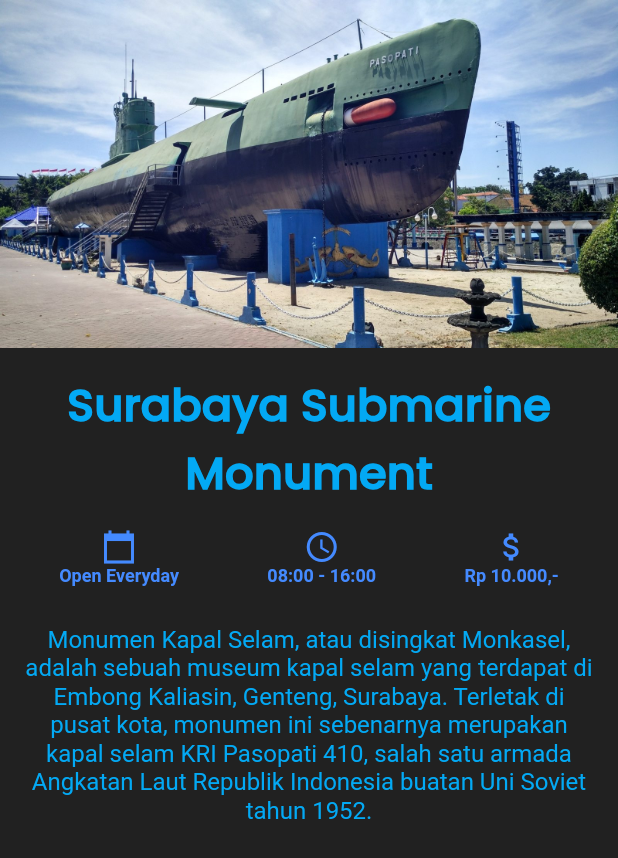
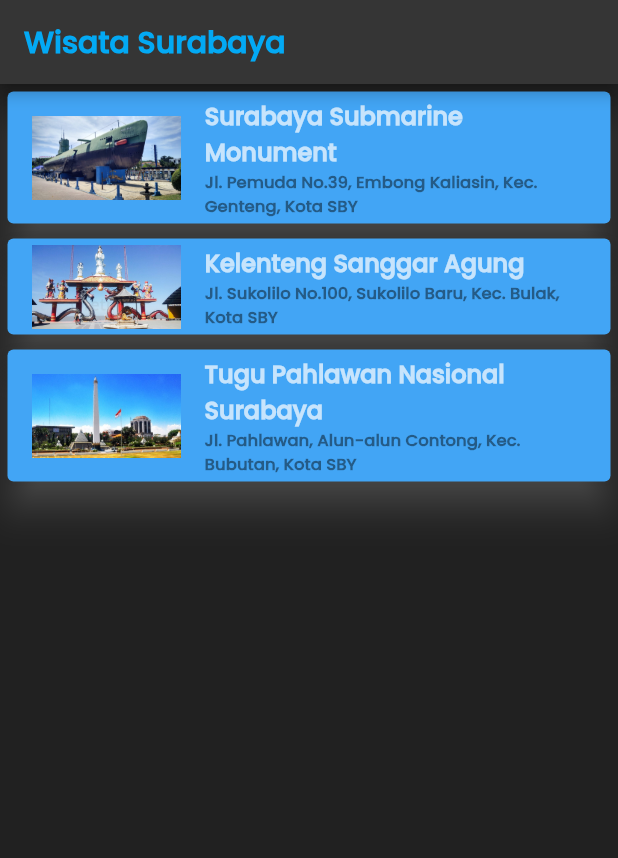
Before and after one commit to Gagas17ez/HelloWorldPerangkatBergerak, a Flutter app: the screen it shows after launch, on a phone screen of 412 x 824 dp. Shown: the top 858 px of the screen. Run offline on Flutter 3.47's test engine with Material 2 defaults, Android fonts, the light colour scheme and no system bars.

Commit message:
tugas menu pariwisata

```diff
--- a/lib/main.dart
+++ b/lib/main.dart
@@ -1,9 +1,28 @@
 import 'dart:developer';
 
 import 'package:flutter/material.dart';
-import 'package:helloproject/soal1.dart';
-import 'package:helloproject/soal2.dart';
+import 'package:helloproject/screen/menuWisata.dart';
+import 'package:helloproject/screen/soal1.dart';
+import 'package:helloproject/screen/detailWisata.dart';
 
 void main() {
-  runApp(const detailwisata());
+  runApp(const MyApp());
 }
+
+class MyApp extends StatelessWidget {
+  const MyApp({
+    Key? key,
+  }) : super(key: key);
+
+  @override
+  Widget build(BuildContext context) {
+    return MaterialApp(
+      title: 'Minggu 4',
+      theme: ThemeData(
+          colorScheme: ColorScheme.fromSwatch().copyWith(
+        primary: Color.fromARGB(255, 53, 53, 53),
+      )),
+      home: MenuWisata(),
+    );
+  }
+}
--- /dev/null
+++ b/lib/model/wisataModels.dart
@@ -0,0 +1,67 @@
+class TourismPlace {
+  String name;
+  String desc;
+  String time;
+  String price;
+  String img1;
+  String img2;
+  String img3;
+  String location;
+  String open;
+  String imageasset;
+
+  TourismPlace({
+    required this.name,
+    required this.desc,
+    required this.location,
+    required this.open,
+    required this.time,
+    required this.price,
+    required this.img1,
+    required this.img2,
+    required this.img3,
+    required this.imageasset,
+  });
+}
+
+var TourismPlaceList = [
+  TourismPlace(
+    name: "Surabaya Submarine Monument",
+    desc:
+        "Monumen Kapal Selam, atau disingkat Monkasel, adalah sebuah museum kapal selam yang terdapat di Embong Kaliasin, Genteng, Surabaya. Terletak di pusat kota, monumen ini sebenarnya merupakan kapal selam KRI Pasopati 410, salah satu armada Angkatan Laut Republik Indonesia buatan Uni Soviet tahun 1952.",
+    time: "08:00 - 20:00",
+    price: "Rp10.000,",
+    location: "Jl. Pemuda No.39, Embong Kaliasin, Kec. Genteng, Kota SBY",
+    open: "Everyday",
+    imageasset: "assets/img/kapalselam.jpg",
+    img1: "assets/img/kapalselam1.jpg",
+    img2: "assets/img/kapalselam2.jpg",
+    img3: "assets/img/kapalselam3.jpg",
+  ),
+  TourismPlace(
+    name: "Kelenteng Sanggar Agung",
+    desc:
+        "Kelenteng Sanggar Agung atau Klenteng Hong San Tang adalah sebuah klenteng di Kota Surabaya. Alamatnya berada di Jalan Sukolilo Nomor 100, Pantai Ria Kenjeran, Surabaya. Kuil ini, selain menjadi tempat ibadah bagi pemeluk Tridharma, juga menjadi tempat tujuan wisata bagi para wisatawan",
+    time: "06:00 - 18:00",
+    price: "Rp15.000,",
+    location: "Jl. Sukolilo No.100, Sukolilo Baru, Kec. Bulak, Kota SBY",
+    open: "Everyday",
+    imageasset: "assets/img/klentengtaek.jpg",
+    img1: "assets/img/klenteng3.jpg",
+    img2: "assets/img/klenteng1.jpg",
+    img3: "assets/img/klenteng2.jpg",
+  ),
+  TourismPlace(
+    name: "Tugu Pahlawan Nasional Surabaya",
+    desc:
+        "Tugu Pahlawan adalah sebuah monumen yang menjadi markah tanah Kota Surabaya. Tinggi monumen ini adalah 41,15 meter dan berbentuk lingga atau paku terbalik. Tubuh monumen berbentuk lengkungan-lengkungan sebanyak 10 lengkungan, dan terbagi atas 11 ruas",
+    time: "24 jam",
+    price: "Rp69.000,",
+    location: "Jl. Pahlawan, Alun-alun Contong, Kec. Bubutan, Kota SBY",
+    open: "Everyday",
+    imageasset: "assets/img/tugupalawan.jpg",
+    img1: "assets/img/tugu1.jpg",
+    img2: "assets/img/tugu2.jpg",
+    img3: "assets/img/tugu3.jpg",
+  ),
+];
--- /dev/null
+++ b/lib/screen/detailWisata.dart
@@ -0,0 +1,128 @@
+import 'dart:developer';
+
+import 'package:flutter/material.dart';
+import 'package:helloproject/model/wisataModels.dart';
+import 'package:helloproject/screen/detailWisata.dart';
+
+class detailwisata extends StatelessWidget {
+  const detailwisata({Key? key, required this.place}) : super(key: key);
+
+  final TourismPlace place;
+
+  @override
+  Widget build(BuildContext context) {
+    final borderRadius = BorderRadius.circular(20);
+    return Scaffold(
+        backgroundColor: Colors.grey.shade900,
+        body: Column(
+          crossAxisAlignment: CrossAxisAlignment.stretch,
+          children: <Widget>[
+            Image.asset(place.imageasset),
+            Container(
+                margin: EdgeInsets.fromLTRB(0, 16, 0, 5),
+                child: Text(
+                  place.name,
+                  textAlign: TextAlign.center,
+                  style: TextStyle(
+                    fontSize: 30,
+                    fontWeight: FontWeight.bold,
+                    fontFamily: 'poppins',
+                    color: Colors.lightBlue,
+                  ),
+                )),
+            Container(
+              padding: EdgeInsets.all(10),
+              child: Row(
+                mainAxisAlignment: MainAxisAlignment.spaceAround,
+                children: <Widget>[
+                  Column(children: <Widget>[
+                    Icon(
+                      Icons.calendar_today_sharp,
+                      color: Colors.white70,
+                    ),
+                    Text(
+                      place.open,
+                      style: TextStyle(
+                        fontSize: 12,
+                        fontWeight: FontWeight.bold,
+                        color: Colors.white70,
+                      ),
+                    ),
+                  ]),
+                  Column(children: <Widget>[
+                    Icon(
+                      Icons.access_time,
+                      color: Colors.white70,
+                    ),
+                    Text(
+                      place.time,
+                      style: TextStyle(
+                        fontSize: 12,
+                        fontWeight: FontWeight.bold,
+                        color: Colors.white70,
+                      ),
+                    ),
+                  ]),
+                  Column(children: <Widget>[
+                    Icon(
+                      Icons.attach_money,
+                      color: Colors.white70,
+                    ),
+                    Text(
+                      place.price,
+                      style: TextStyle(
+                        fontSize: 12,
+                        fontWeight: FontWeight.bold,
+                        color: Colors.white70,
+                      ),
+                    ),
+                  ]),
+                ],
+              ),
+            ),
+            Container(
+              padding: EdgeInsets.all(16),
+              child: Text(
+                place.desc,
+                textAlign: TextAlign.center,
+                style: TextStyle(
+                    fontSize: 16,
+                    fontWeight: FontWeight.normal,
+                    color: Colors.white70),
+              ),
+            ),
+            Container(
+              height: 150,
+              margin: EdgeInsets.all(10),
+              child: ListView(
+                // padding: EdgeInsets.fromLTRB(2, 0, 2, 0),
+                scrollDirection: Axis.horizontal,
+                children: <Widget>[
+                  ClipRRect(
+                    borderRadius: borderRadius,
+                    child: Image.asset(
+                      place.img1,
+                      fit: BoxFit.cover,
+                    ),
+                  ),
+                  ClipRRect(
+                    borderRadius: borderRadius,
+                    child: Image.asset(
+                      place.img2,
+                      fit: BoxFit.cover,
+                    ),
+                  ),
+                  ClipRRect(
+                    borderRadius: borderRadius,
+                    child: Image.asset(
+                      place.img3,
+                      fit: BoxFit.cover,
+                    ),
+                  ),
+                ],
+              ),
+            ),
+          ],
+        ));
+  }
+}
--- /dev/null
+++ b/lib/screen/menuWisata.dart
@@ -0,0 +1,77 @@
+import 'dart:developer';
+
+import 'package:flutter/material.dart';
+import 'package:helloproject/model/wisataModels.dart';
+import 'package:helloproject/screen/detailWisata.dart';
+
+class MenuWisata extends StatefulWidget {
+  MenuWisata({Key? key}) : super(key: key);
+
+  @override
+  State<MenuWisata> createState() => _MenuWisataState();
+}
+
+class _MenuWisataState extends State<MenuWisata> {
+  @override
+  Widget build(BuildContext context) {
+    return Scaffold(
+      backgroundColor: Colors.grey.shade900,
+      appBar: AppBar(
+          title: Text(
+        "Wisata Surabaya",
+        style: TextStyle(
+          fontSize: 20,
+          fontWeight: FontWeight.bold,
+          fontFamily: 'poppins',
+          color: Colors.lightBlue,
+        ),
+      )),
+      body: ListView.builder(
+          itemCount: TourismPlaceList.length,
+          itemBuilder: (BuildContext context, int index) {
+            final TourismPlace place = TourismPlaceList[index];
+            return InkWell(
+              onTap: () {
+                Navigator.push(context, MaterialPageRoute(builder: (context) {
+                  return detailwisata(place: place);
+                }));
+              },
+              child: listitem(place),
+            );
+          }),
+    );
+  }
+}
+
+Widget listitem(TourismPlace place) {
+  return Card(
+    margin: EdgeInsets.all(5),
+    color: Colors.blue[400],
+    shadowColor: Colors.grey,
+    elevation: 10,
+    child: Column(
+      mainAxisSize: MainAxisSize.min,
+      children: <Widget>[
+        ListTile(
+          leading: Image.asset(place.imageasset),
+          title: Text(
+            place.name,
+            style: TextStyle(
+                fontSize: 16,
+                fontWeight: FontWeight.bold,
+                fontFamily: 'poppins',
+                color: Colors.white70),
+          ),
+          subtitle: Text(
+            place.location,
+            style: TextStyle(
+                fontSize: 11,
+                fontWeight: FontWeight.bold,
+                fontFamily: 'poppins',
+                color: Colors.black45),
+          ),
+        ),
+      ],
+    ),
+  );
+}
--- a/lib/soal2.dart
+++ /dev/null
@@ -1,173 +0,0 @@
-import 'dart:developer';
-
-import 'package:flutter/material.dart';
-
-class detailwisata extends StatelessWidget {
-  const detailwisata({Key? key}) : super(key: key);
-
-  @override
-  Widget build(BuildContext context) {
-    return MaterialApp(
-      theme: ThemeData(
-        primarySwatch: Colors.lightBlue,
-      ),
-      home: Detailkapalselam(title: 'Surabaya Submarine Monument'),
-    );
-  }
-}
-
-class Detailkapalselam extends StatefulWidget {
-  Detailkapalselam({Key? key, required this.title}) : super(key: key);
-
-  final String title;
-
-  @override
-  State<Detailkapalselam> createState() => _DetailkapalselamState();
-}
-
-class _DetailkapalselamState extends State<Detailkapalselam> {
-  @override
-  Widget build(BuildContext context) {
-    final borderRadius = BorderRadius.circular(20);
-    return Scaffold(
-        backgroundColor: Colors.grey.shade900,
-        body: Column(
-          crossAxisAlignment: CrossAxisAlignment.stretch,
-          children: <Widget>[
-            Image.asset('assets/img/kapalselam.jpg'),
-            Container(
-                margin: EdgeInsets.fromLTRB(0, 16, 0, 5),
-                child: Text(
-                  "Surabaya Submarine Monument",
-                  textAlign: TextAlign.center,
-                  style: TextStyle(
-                    fontSize: 30,
-                    fontWeight: FontWeight.bold,
-                    fontFamily: 'poppins',
-                    color: Colors.lightBlue,
-                  ),
-                )),
-            Container(
-              padding: EdgeInsets.all(10),
-              child: Row(
-                mainAxisAlignment: MainAxisAlignment.spaceAround,
-                children: <Widget>[
-                  Column(children: <Widget>[
-                    Icon(
-                      Icons.calendar_today_sharp,
-                      color: Colors.blueAccent,
-                    ),
-                    Text(
-                      "Open Everyday",
-                      style: TextStyle(
-                        fontSize: 12,
-                        fontWeight: FontWeight.bold,
-                        color: Colors.blueAccent,
-                      ),
-                    ),
-                  ]),
-                  Column(children: <Widget>[
-                    Icon(
-                      Icons.access_time,
-                      color: Colors.blueAccent,
-                    ),
-                    Text(
-                      "08:00 - 16:00",
-                      style: TextStyle(
-                        fontSize: 12,
-                        fontWeight: FontWeight.bold,
-                        color: Colors.blueAccent,
-                      ),
-                    ),
-                  ]),
-                  Column(children: <Widget>[
-                    Icon(
-                      Icons.attach_money,
-                      color: Colors.blueAccent,
-                    ),
-                    Text(
-                      "Rp 10.000,-",
-                      style: TextStyle(
-                        fontSize: 12,
-                        fontWeight: FontWeight.bold,
-                        color: Colors.blueAccent,
-                      ),
-                    ),
-                  ]),
-                ],
-              ),
-            ),
-            Container(
-              padding: const EdgeInsets.all(16),
-              child: const Text(
-                "Monumen Kapal Selam, atau disingkat Monkasel, adalah sebuah museum kapal selam yang terdapat di Embong Kaliasin, Genteng, Surabaya. Terletak di pusat kota, monumen ini sebenarnya merupakan kapal selam KRI Pasopati 410, salah satu armada Angkatan Laut Republik Indonesia buatan Uni Soviet tahun 1952.",
-                textAlign: TextAlign.center,
-                style: TextStyle(
-                    fontSize: 16,
-                    fontWeight: FontWeight.normal,
-                    color: Colors.lightBlue),
-              ),
-            ),
-            Container(
-              height: 150,
-              margin: EdgeInsets.all(10),
-              child: ListView(
-                // padding: EdgeInsets.fromLTRB(2, 0, 2, 0),
-                scrollDirection: Axis.horizontal,
-                children: <Widget>[
-                  ClipRRect(
-                    borderRadius: borderRadius,
-                    child: Image.network(
-                      'https://www.goodnewsfromindonesia.id/uploads/post/large-maxresdefault-1-ec487e5c0082320ad8fdde663d3f517d.jpg',
-                      fit: BoxFit.cover,
-                    ),
-                  ),
-                  ClipRRect(
-                    borderRadius: borderRadius,
-                    child: Image.network(
-                      'https://asaljeplak.my.id/berita/storage/sites/2/2021/12/Monumen-Kapal-Selam-1024x576.jpg',
-                      fit: BoxFit.cover,
-                    ),
-                  ),
-                  ClipRRect(
-                    borderRadius: borderRadius,
-                    child: Image.network(
-                      'https://museumnusantara.com/wp-content/uploads/2020/05/bagian-dalam-monumen-kapal-selam-oleh-museum-nusantara.jpg',
-                      fit: BoxFit.cover,
-                    ),
-                  ),
-                  ClipRRect(
-                    borderRadius: borderRadius,
-                    child: Image.network(
-                      'https://obs.line-scdn.net/0h_M8NPEKuAGIFNxe9SUB_NT1hDBM2URprJ1FHDXViV1cgGxI9bQFTAXI1Ck4hBxc3JVZNUSAxDVQgAUExPA/w644',
-                      fit: BoxFit.cover,
-                    ),
-                  ),
-
-                  // Padding(
-                  //   padding: EdgeInsets.all(4),
-                  //   child: Image.network(
-                  //       "https://www.goodnewsfromindonesia.id/uploads/post/large-maxresdefault-1-ec487e5c0082320ad8fdde663d3f517d.jpg"),
-                  // ),
-                  // Padding(
-                  //   padding: EdgeInsets.all(4),
-                  //   child: Image.network(
-                  //       "https://asaljeplak.my.id/berita/storage/sites/2/2021/12/Monumen-Kapal-Selam-1024x576.jpg"),
-                  // ),
-                  // Padding(
-                  //   padding: EdgeInsets.all(4),
-                  //   child: Image.network(
-                  //       "https://museumnusantara.com/wp-content/uploads/2020/05/bagian-dalam-monumen-kapal-selam-oleh-museum-nusantara.jpg"),
-                  // ),
-                  // Padding(
-                  //   padding: EdgeInsets.all(4),
-                  //   child: Image.network(
-                  //       "https://obs.line-scdn.net/0h_M8NPEKuAGIFNxe9SUB_NT1hDBM2URprJ1FHDXViV1cgGxI9bQFTAXI1Ck4hBxc3JVZNUSAxDVQgAUExPA/w644"),
-                  // ),
-                ],
-              ),
-            ),
-          ],
-        ));
-  }
-}
```
Also changed, not shown: assets/img/kapalselam1.jpg (added), assets/img/kapalselam2.jpg (added), assets/img/kapalselam3.jpg (added), assets/img/klenteng1.jpg (added), assets/img/klenteng2.jpg (added), assets/img/klenteng3.jpg (added), assets/img/klentengtaek.jpg (added), assets/img/tugu1.jpg (added), assets/img/tugu2.jpg (added), assets/img/tugu3.jpg (added), assets/img/tugupalawan.jpg (added), lib/screen/soal1.dart (renamed from lib/soal1.dart), 1 other file.
